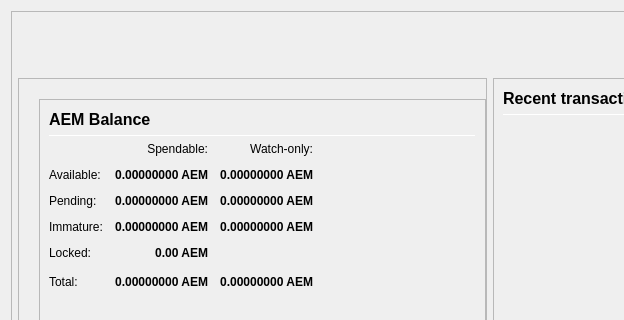
First picture: the form in src/qt/forms/overviewpage.ui, repository AtheneumChain/Atheneum, before the edit; both pictures show x 0 to 624 and y 0 to 320 of the 978 by 841 pixel window.
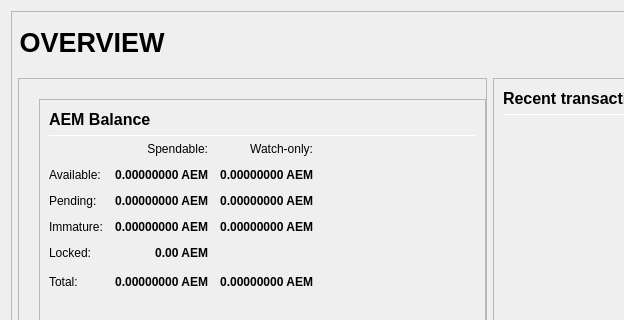
Second picture: the form after the edit. Icons and pictures are not drawn.

What changed in the file:
```diff
--- a/src/qt/forms/overviewpage.ui
+++ b/src/qt/forms/overviewpage.ui
@@ -111,6 +111,9 @@
                  <bold>true</bold>
                 </font>
                </property>
+               <property name="text">
+                <string> OVERVIEW</string>
+               </property>
                <property name="alignment">
                 <set>Qt::AlignLeading|Qt::AlignLeft|Qt::AlignVCenter</set>
                </property>
```
Left out of the diff: 3 changed lines with no effect on the pictures.
